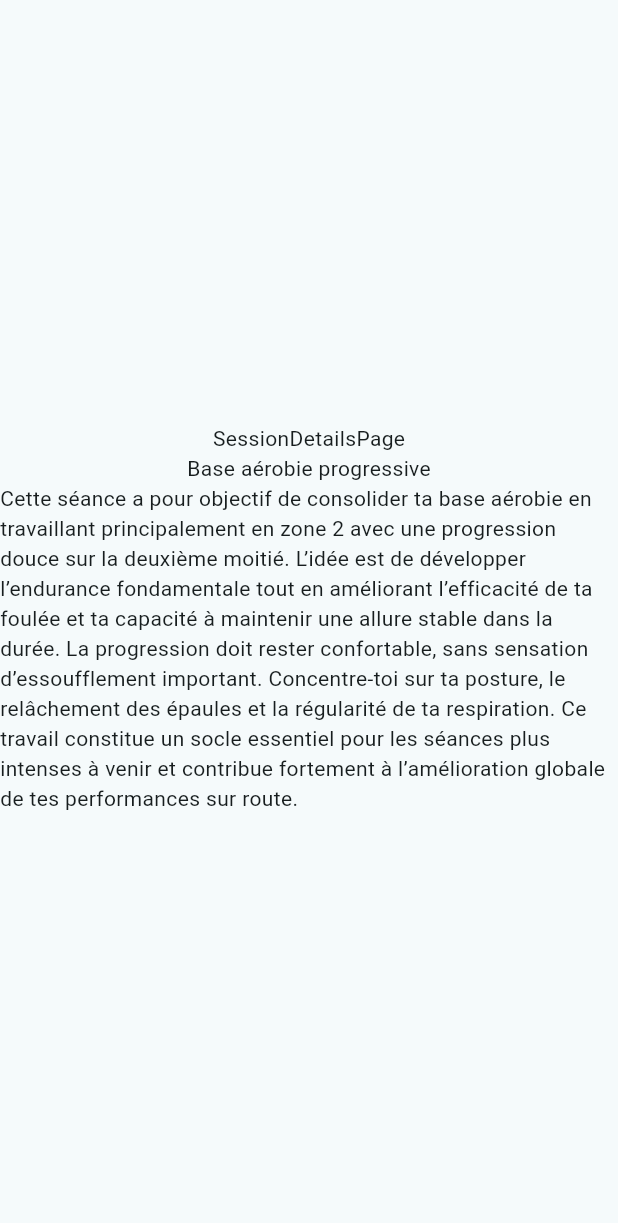
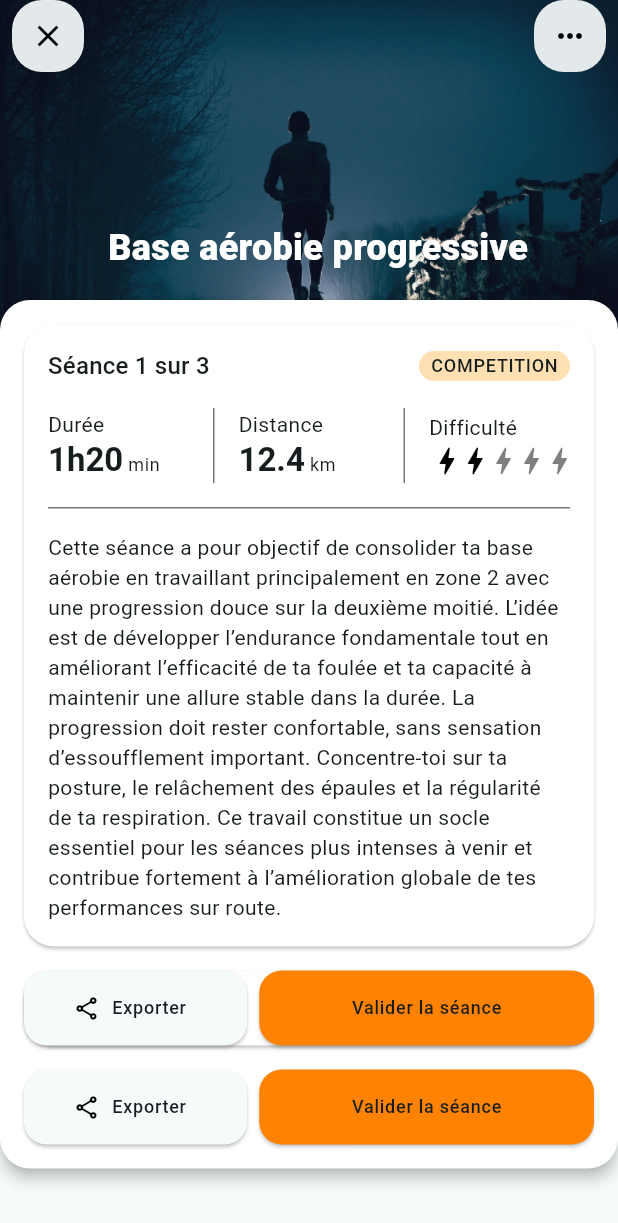
Before and after one commit to Hoardon/application_campus_coach_session, a Flutter app: the screen it shows after launch, after a tap on "go to details", on a phone screen of 412 x 824 dp. Shown: the top 1223 px of the screen. Run offline on Flutter 3.47's test engine with Material 3 defaults, Android fonts, the phone set to English and light mode, and no system bars; our stand-ins replace firebase_core, firebase_crashlytics, flex_color_scheme, freezed_annotation, get, logger; accounts and stored records are empty; generated files the repository leaves out were written again.

Commit message:
feat: Design sessiom header on details page

```diff
--- a/lib/src/presentation/pages/session_details_page.dart
+++ b/lib/src/presentation/pages/session_details_page.dart
@@ -1,32 +1,109 @@
 import 'package:application_campus_coach_session/src/core/presentation/ui_state.dart';
+import 'package:application_campus_coach_session/src/core/utils/const_utils.dart';
 import 'package:application_campus_coach_session/src/presentation/controllers/session_details_controller.dart';
+import 'package:application_campus_coach_session/src/presentation/widgets/action_button.dart';
+import 'package:application_campus_coach_session/src/presentation/widgets/app_header_title.dart';
+import 'package:application_campus_coach_session/src/presentation/widgets/background_image.dart';
+import 'package:application_campus_coach_session/src/presentation/widgets/bottom_actions.dart';
+import 'package:application_campus_coach_session/src/presentation/widgets/session_body.dart';
+import 'package:application_campus_coach_session/src/presentation/widgets/session_header.dart';
 import 'package:flutter/material.dart';
-import 'package:get/get_state_manager/src/rx_flutter/rx_obx_widget.dart';
-import 'package:get/get_state_manager/src/simple/get_view.dart';
+import 'package:get/get.dart';
 
 class SessionDetailsPage extends GetView<SessionDetailsController> {
   const SessionDetailsPage({super.key});
 
   @override
   Widget build(BuildContext context) {
+    const collapsedBarHeight = kToolbarHeight;
+    const expandedBarHeight = 200.0;
+
+    final theme = Theme.of(context);
+
     return Scaffold(
-      body: Column(
-        mainAxisAlignment: .center,
+      body: Stack(
         children: [
-          Text('SessionDetailsPage'),
-          Obx(() {
+          BackgroundImage(),
+          CustomScrollView(
+            slivers: [
+              SliverAppBar(
+                expandedHeight: expandedBarHeight,
+                collapsedHeight: collapsedBarHeight,
+                pinned: false,
+                floating: false,
+                backgroundColor: Colors.transparent,
+                leadingWidth: kToolbarHeight,
+                toolbarHeight: kToolbarHeight - 8,
+                leading: AppButtonAction(
+                  onTap: () => Get.back(),
+                  margin: EdgeInsets.only(left: 8),
+                  icon: Icon(Icons.clear),
+                ),
+                actions: [
+                  AppButtonAction(
+                    onTap: () {
+                      final isDark = Get.isDarkMode;
+                      Get.changeThemeMode(
+                        isDark ? ThemeMode.light : ThemeMode.dark,
+                      );
+                    },
+                    margin: EdgeInsets.only(right: 8),
+                    icon: Icon(Icons.more_horiz),
+                  ),
+                ],
+                flexibleSpace: FlexibleSpaceBar(
+                  title: Padding(
+                    padding: const EdgeInsets.only(right: Spacing.xxl),
+                    child: Obx(() {
                       final state = controller.state.value;
 
                       return switch (state) {
-              UiLoading() => const Center(child: CircularProgressIndicator()),
+                        UiLoading() => const Center(
+                          child: CircularProgressIndicator(),
+                        ),
+                        UiError(message: final message) => Center(
+                          child: Text("Erreur: $message"),
+                        ),
+                        UiSuccess(data: final session) => AppHeaderTitle(
+                          title: session.title,
+                        ),
+                      };
+                    }),
+                  ),
+                ),
+              ),
+              SliverToBoxAdapter(
+                child: Material(
+                  elevation: 4,
+                  color: theme.colorScheme.surface,
+                  borderRadius: const BorderRadius.all(Radius.circular(20)),
+                  child: Padding(
+                    padding: const EdgeInsets.all(Spacing.m),
+                    child: Obx(() {
+                      final state = controller.state.value;
+
+                      return switch (state) {
+                        UiLoading() => const Center(
+                          child: CircularProgressIndicator(),
+                        ),
                         UiError(message: final message) => Center(
                           child: Text("Erreur: $message"),
                         ),
                         UiSuccess(data: final session) => Column(
-                children: [Text(session.title), Text(session.description)],
+                          spacing: Spacing.m,
+                          children: [
+                            SessionHeader(session: session),
+                            SessionBody(session: session),
+                            BottomActions(),
+                          ],
                         ),
                       };
                     }),
+                  ),
+                ),
+              ),
+            ],
+          ),
         ],
       ),
     );
--- /dev/null
+++ b/lib/src/presentation/widgets/app_header_title.dart
@@ -0,0 +1,22 @@
+import 'package:flutter/material.dart';
+
+class AppHeaderTitle extends StatelessWidget {
+  final String title;
+
+  const AppHeaderTitle({required this.title, super.key});
+
+  @override
+  Widget build(BuildContext context) {
+    final theme = Theme.of(context);
+
+    return Text(
+      title,
+      maxLines: 2,
+      overflow: .ellipsis,
+      style: theme.textTheme.titleMedium?.copyWith(
+        fontWeight: FontWeight.w900,
+        color: Colors.white,
+      ),
+    );
+  }
+}
--- /dev/null
+++ b/lib/src/presentation/widgets/bottom_actions.dart
@@ -0,0 +1,31 @@
+import 'package:application_campus_coach_session/src/core/utils/const_utils.dart';
+import 'package:application_campus_coach_session/src/presentation/widgets/app_button.dart';
+import 'package:flutter/material.dart';
+
+class BottomActions extends StatelessWidget {
+  const BottomActions({super.key});
+
+  @override
+  Widget build(BuildContext context) {
+    return Row(
+      spacing: Spacing.s,
+      children: [
+        Expanded(
+          flex: 2,
+          child: AppButton.secondary(
+            label: 'Exporter',
+            icon: Icon(Icons.share_outlined),
+            onPressed: () {},
+          ),
+        ),
+        Expanded(
+          flex: 3,
+          child: AppButton.primary(
+            label: 'Valider la séance',
+            onPressed: () {},
+          ),
+        ),
+      ],
+    );
+  }
+}
--- /dev/null
+++ b/lib/src/presentation/widgets/header_session_stats.dart
@@ -0,0 +1,66 @@
+import 'package:application_campus_coach_session/src/core/utils/formatter.dart';
+import 'package:application_campus_coach_session/src/domain/entities/session.dart';
+import 'package:flutter/material.dart';
+
+enum HeaderSessionStatsType { time, distance, difficulty }
+
+class HeaderSessionStats extends StatelessWidget {
+  final HeaderSessionStatsType type;
+  final Session session;
+
+  const HeaderSessionStats.time({required this.session, super.key})
+    : type = .time;
+  const HeaderSessionStats.distance({required this.session, super.key})
+    : type = .distance;
+  const HeaderSessionStats.difficulty({required this.session, super.key})
+    : type = .difficulty;
+
+  @override
+  Widget build(BuildContext context) {
+    final theme = Theme.of(context);
+    return Column(
+      crossAxisAlignment: .start,
+      mainAxisAlignment: .start,
+      children: [
+        Text(switch (type) {
+          HeaderSessionStatsType.time => 'Durée',
+          HeaderSessionStatsType.distance => 'Distance',
+          HeaderSessionStatsType.difficulty => 'Difficulté',
+        }),
+        switch (type) {
+          HeaderSessionStatsType.time => RichText(
+            text: TextSpan(
+              text: session.duration.toHourMinFormat().toString(),
+              style: theme.textTheme.titleLarge?.copyWith(fontWeight: .bold),
+              children: <TextSpan>[
+                TextSpan(text: ' min', style: theme.textTheme.bodySmall),
+              ],
+            ),
+          ),
+          HeaderSessionStatsType.distance => RichText(
+            text: TextSpan(
+              text: session.distance.toKmFormat().toString(),
+              style: theme.textTheme.titleLarge?.copyWith(fontWeight: .bold),
+              children: <TextSpan>[
+                TextSpan(text: ' km', style: theme.textTheme.bodySmall),
+              ],
+            ),
+          ),
+          HeaderSessionStatsType.difficulty => Row(
+            children: List.generate(
+              5,
+              (index) => Expanded(
+                child: Icon(
+                  Icons.bolt_rounded,
+                  color: theme.colorScheme.onSurface.withValues(
+                    alpha: index <= session.difficulty - 1 ? 1 : 0.5,
+                  ),
+                ),
+              ),
+            ),
+          ),
+        },
+      ],
+    );
+  }
+}
--- /dev/null
+++ b/lib/src/presentation/widgets/session_body.dart
@@ -0,0 +1,21 @@
+import 'package:application_campus_coach_session/src/domain/entities/session.dart';
+import 'package:application_campus_coach_session/src/presentation/widgets/bottom_actions.dart';
+import 'package:flutter/material.dart';
+
+class SessionBody extends StatelessWidget {
+  final Session session;
+
+  const SessionBody({required this.session, super.key});
+
+  @override
+  Widget build(BuildContext context) {
+    final theme = Theme.of(context);
+
+    return Material(
+      elevation: 1,
+      color: theme.colorScheme.surface,
+      borderRadius: const .all(.circular(20)),
+      child: BottomActions(),
+    );
+  }
+}
--- /dev/null
+++ b/lib/src/presentation/widgets/session_header.dart
@@ -0,0 +1,65 @@
+import 'package:application_campus_coach_session/src/core/utils/const_utils.dart';
+import 'package:application_campus_coach_session/src/domain/entities/session.dart';
+import 'package:application_campus_coach_session/src/presentation/widgets/header_session_stats.dart';
+import 'package:application_campus_coach_session/src/presentation/widgets/session_badge_type.dart';
+import 'package:flutter/material.dart';
+
+class SessionHeader extends StatelessWidget {
+  final Session session;
+
+  const SessionHeader({required this.session, super.key});
+
+  @override
+  Widget build(BuildContext context) {
+    final theme = Theme.of(context);
+
+    return Material(
+      elevation: 1,
+      color: theme.colorScheme.surface,
+      borderRadius: const .all(.circular(20)),
+      child: Padding(
+        padding: const EdgeInsets.all(Spacing.m),
+        child: Column(
+          spacing: Spacing.m,
+          children: [
+            Row(
+              children: [
+                Expanded(child: _HeaderTitle(theme: theme)),
+                const SessionBadgeType(label: 'COMPETITION'),
+              ],
+            ),
+            Row(
+              spacing: Spacing.m,
+              children: [
+                Expanded(child: HeaderSessionStats.time(session: session)),
+                Container(height: 50, width: 1, color: theme.dividerColor),
+                Expanded(child: HeaderSessionStats.distance(session: session)),
+                Container(height: 50, width: 1, color: theme.dividerColor),
+                Expanded(
+                  child: HeaderSessionStats.difficulty(session: session),
+                ),
+              ],
+            ),
+            Container(
+              height: 1,
+              width: double.infinity,
+              color: theme.dividerColor,
+            ),
+            Text(session.description),
+          ],
+        ),
+      ),
+    );
+  }
+}
+
+class _HeaderTitle extends StatelessWidget {
+  const _HeaderTitle({required this.theme});
+
+  final ThemeData theme;
+
+  @override
+  Widget build(BuildContext context) {
+    return Text('Séance 1 sur 3', style: theme.textTheme.titleMedium);
+  }
+}
```
Lines whose indentation alone changed are shown as unchanged.
